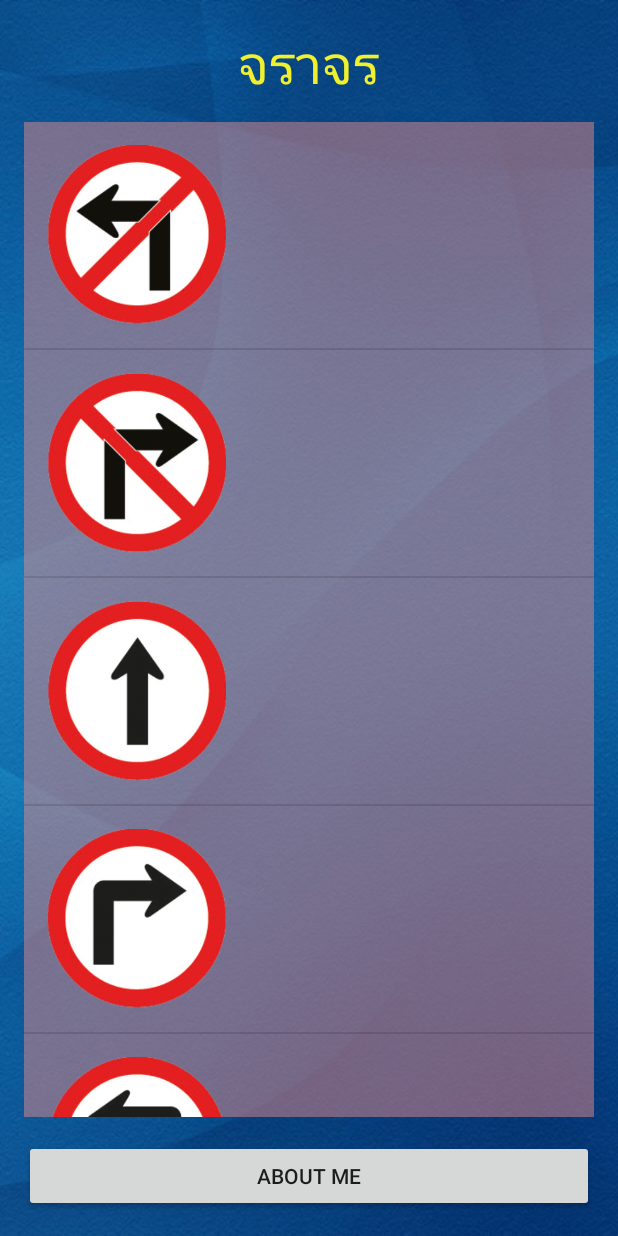
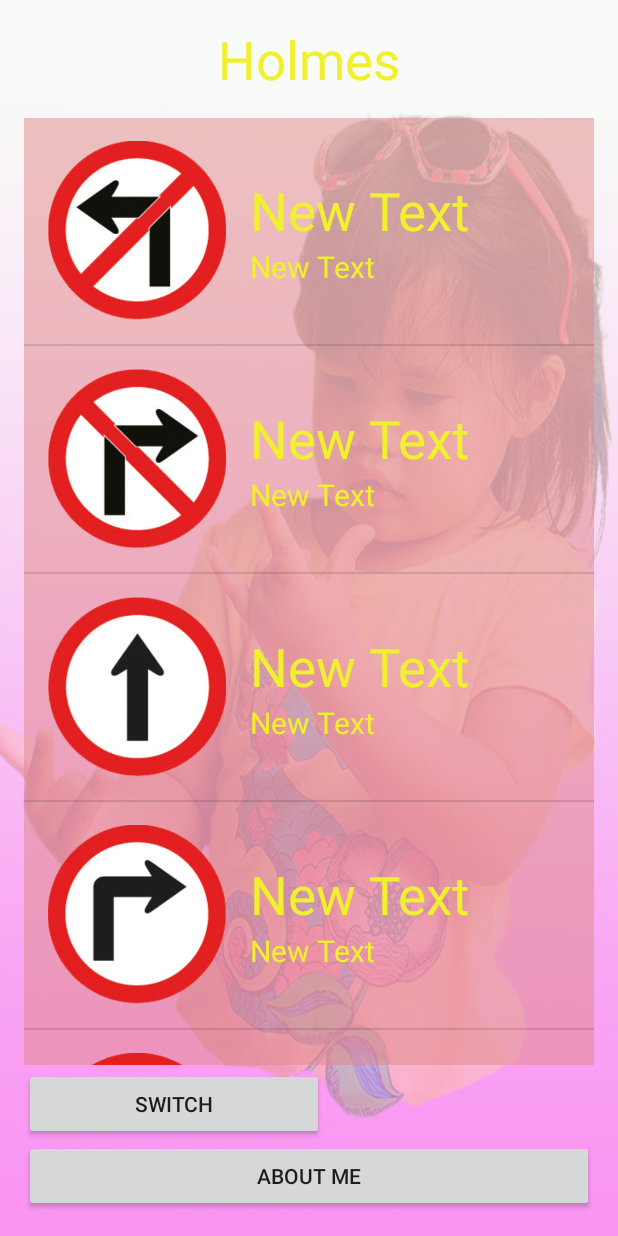
Before and after one commit to iamvut/My_V_Class_1, an Android app: the screen it shows after launch (MainActivity), on a phone screen of 412 x 824 dp. Run offline under Robolectric (Android 15) with nearby library versions, the light colour scheme and no system bars.

Commit message:
v_class_01_ON 17 june 2016

```diff
--- a/app/src/main/java/com/kgamail/saravut/my_v_class_1/MainActivity.java
+++ b/app/src/main/java/com/kgamail/saravut/my_v_class_1/MainActivity.java
@@ -1,22 +1,25 @@
 package com.kgamail.saravut.my_v_class_1;
 
+import android.content.Context;
 import android.content.Intent;
 import android.media.MediaPlayer;
 import android.net.Uri;
 import android.support.v7.app.AppCompatActivity;
 import android.os.Bundle;
+import android.support.v7.view.menu.ActionMenuItemView;
 import android.view.View;
 import android.widget.AdapterView;
 import android.widget.Button;
 import android.widget.ListView;
+import android.widget.Toast;
 
 public class MainActivity extends AppCompatActivity {
 
     // Explicit  Variable  Fom Memory On smart phone
     private ListView trafficListView;
-    private Button aboutmeButton;
+    private Button aboutmeButton,swButton;
     private String urlyoutubeString = "https://youtu.be/0h3NeVv8AGg";
-
+    private int i;
 
     @Override
     protected void onCreate(Bundle savedInstanceState) {
@@ -27,7 +30,8 @@ public class MainActivity extends AppCompatActivity {
         // Bind Widget
         trafficListView = (ListView) findViewById(R.id.listView);
         aboutmeButton = (Button) findViewById(R.id.button);
-
+        swButton = (Button) findViewById(R.id.button4);
+        i = 0;
         //  Controller Code
 
         controllerButton();
@@ -37,7 +41,7 @@ public class MainActivity extends AppCompatActivity {
 
         controllListview();
 
-
+        switchButton();
     }// Main method
 
     private void controllListview() {
@@ -75,29 +79,51 @@ public class MainActivity extends AppCompatActivity {
 
         // for image โดยการเรียกใช้ Class myData .ใน java
 
-        //MyData myData = new MyData();
-        //final int[] ints = myData.getInts();
+        MyData myData = new MyData();
+        final int[] ints = myData.getInts();
 
-        MyImg myImg = new MyImg();
-        final int[] ints = myImg.getImgs();
+        //MyImg myImg = new MyImg();
+        //final int[] ints = myImg.getImgs();
 
 
         //Create Listview เรียกใช้คำสั่ง class adapter
-       //MyAdapter myAdapter = new MyAdapter(this, ints,strings, detaiStrings);
-       //trafficListView.setAdapter(myAdapter);
+       MyAdapter myAdapter = new MyAdapter(this, ints,strings, detaiStrings);
+       trafficListView.setAdapter(myAdapter);
 
-        My_AdapVut my_adapVut = new My_AdapVut(this, ints,strings, detaiStrings);
-        trafficListView.setAdapter(my_adapVut);
+        //My_AdapVut my_adapVut = new My_AdapVut(this, ints,strings, detaiStrings);
+        //trafficListView.setAdapter(my_adapVut);
 
         // การเรียกหน้าใหม่ DetailActivity จากการกดเลือก item ใน list view
         trafficListView.setOnItemClickListener(new AdapterView.OnItemClickListener() {
             @Override
             public void onItemClick(AdapterView<?> parent, View view, int position, long id) {
-                Intent intent = new Intent(MainActivity.this,DetailActivity.class);
-                intent.putExtra("Name",strings[position]);  //ส่งชื่อไป detailAct
-                intent.putExtra("Image", ints[position]);
-                intent.putExtra("Index", position);
+
+                Intent intent = new Intent(Intent.ACTION_VIEW);
+
+                if (position == 0){
+                    intent.setData(Uri.parse("https://youtu.be/yN7y1OhoIwo"));
+
+                }else if (position==1){
+                    intent.setData(Uri.parse("https://youtu.be/lxVlBBH9FMA"));
+                }else if (position==2) {
+                    intent.setData(Uri.parse("https://youtu.be/X7kEsbC_tMw"));
+                }else if (position==3) {
+                    intent.setData(Uri.parse("https://youtu.be/RGxkuoVym_I"));
+                }else if (position==4) {
+                    intent.setData(Uri.parse("https://youtu.be/aol5rEvFaG0"));
+                }
+
+                //int duration = Toast.LENGTH_SHORT;
+                //Context context = getApplicationContext();
+                //String Txtmsg =  String.valueOf(position);
+                Toast toast = Toast.makeText(getApplicationContext(), "ตำแหน่ง "+ String.valueOf(position), Toast.LENGTH_SHORT);
+                toast.show();
                 startActivity(intent);
+                //Intent intent = new Intent(MainActivity.this,DetailActivity.class);
+                //intent.putExtra("Name",strings[position]);  //ส่งชื่อไป detailAct
+                //intent.putExtra("Image", ints[position]);
+                //intent.putExtra("Index", position);
+                //startActivity(intent);
 
 
 
@@ -112,13 +138,57 @@ public class MainActivity extends AppCompatActivity {
             @Override
             public void onClick(View v) {
                 // Code Sound On button
-                MediaPlayer mediaPlayer = MediaPlayer.create(getBaseContext(), R.raw.bee);
-                mediaPlayer.start();
+                //MediaPlayer mediaPlayer = MediaPlayer.create(getBaseContext(), R.raw.bee);
+                //mediaPlayer.start();
 
                 //web view   for link youtube
                 Intent intent = new Intent(Intent.ACTION_VIEW);
                 intent.setData(Uri.parse(urlyoutubeString));
                 startActivity(intent);
+
+
+
+
+            }
+        });
+
+
+    }
+
+    private void switchButton(){
+        swButton.setOnClickListener(new View.OnClickListener() {
+            @Override
+            public void onClick(View v) {
+
+                hName hName1 = new hName();
+                final String[] strings = hName1.getHname();
+
+                String[] detaiStrings = getResources().getStringArray(R.array.detail_short);
+
+
+
+                if (i == 0) {
+                    swButton.setText("Adapter");
+                    i = 1;
+
+                    MyImg myImg = new MyImg();
+                    final int[] ints = myImg.getImgs();
+                    My_AdapVut my_adapVut = new My_AdapVut(getApplicationContext(), ints,strings, detaiStrings);
+                    trafficListView.setAdapter(my_adapVut);
+                }else{
+                    swButton.setText("Adater_vut");
+                    i =0;
+
+                    MyData myData = new MyData();
+                    final int[] ints = myData.getInts();
+
+                    MyAdapter myAdapter = new MyAdapter(getApplicationContext(), ints,strings, detaiStrings);
+                    trafficListView.setAdapter(myAdapter);
+
+                    }
+
+
+
 
 
             }
--- a/app/src/main/java/com/kgamail/saravut/my_v_class_1/MyImg.java
+++ b/app/src/main/java/com/kgamail/saravut/my_v_class_1/MyImg.java
@@ -31,13 +31,8 @@ public class MyImg {
     //        R.drawable.v15, R.drawable.v16, R.drawable.traffic_01,
     //        R.drawable.traffic_02,R.drawable.traffic_03,R.drawable.traffic_04};
 
-    private int[] ints = new int[]{R.drawable.traffic_01, R.drawable.traffic_02,
-            R.drawable.traffic_03, R.drawable.traffic_04, R.drawable.traffic_05,
-            R.drawable.traffic_06, R.drawable.traffic_07, R.drawable.traffic_08,
-            R.drawable.traffic_09, R.drawable.traffic_10, R.drawable.traffic_11,
-            R.drawable.traffic_12, R.drawable.traffic_13, R.drawable.traffic_14,
-            R.drawable.traffic_15, R.drawable.traffic_16, R.drawable.traffic_17,
-            R.drawable.traffic_18, R.drawable.traffic_19, R.drawable.traffic_20};
+    private int[] ints = new int[]{R.drawable.v01, R.drawable.v02,
+            R.drawable.v03, R.drawable.v04, R.drawable.v05,};
 
     public int[] getImgs() {
         return ints;
--- a/app/src/main/res/layout/activity_main.xml
+++ b/app/src/main/res/layout/activity_main.xml
@@ -8,7 +8,7 @@
     android:paddingRight="@dimen/activity_horizontal_margin"
     android:paddingTop="@dimen/activity_vertical_margin"
     tools:context="com.kgamail.saravut.my_v_class_1.MainActivity"
-    android:background="@drawable/bg7">
+    android:background="@drawable/holmes_bg">
 
     <TextView
         android:layout_width="wrap_content"
@@ -35,6 +35,13 @@
         android:layout_below="@+id/textView"
         android:layout_above="@+id/button"
         android:layout_marginTop="15dp"
-        android:layout_marginBottom="15dp"
+        android:layout_marginBottom="50dp"
         android:background="#82e28a8a" />
+
+    <Button
+        android:layout_width="200dp"
+        android:layout_height="wrap_content"
+        android:text="Switch"
+        android:id="@+id/button4"
+        android:layout_above="@+id/button" />
 </RelativeLayout>
--- a/app/src/main/res/values/strings.xml
+++ b/app/src/main/res/values/strings.xml
@@ -1,4 +1,4 @@
 <resources>
-    <string name="app_name">My_V_Class_1</string>
-    <string name="title_main">จราจร</string>
+    <string name="app_name">i Holmes</string>
+    <string name="title_main">Holmes</string>
 </resources>
```
Also changed, not shown: app/src/main/res/drawable/holmes_bg.jpg (added), app/src/main/res/mipmap-hdpi/ic_launcher.png, app/src/main/res/mipmap-ldpi/ic_launcher.png (added), app/src/main/res/mipmap-mdpi/ic_launcher.png, app/src/main/res/mipmap-xhdpi/ic_launcher.png, app/src/main/res/mipmap-xxhdpi/ic_launcher.png, app/src/main/res/mipmap-xxxhdpi/ic_launcher.png, 4 other files.
